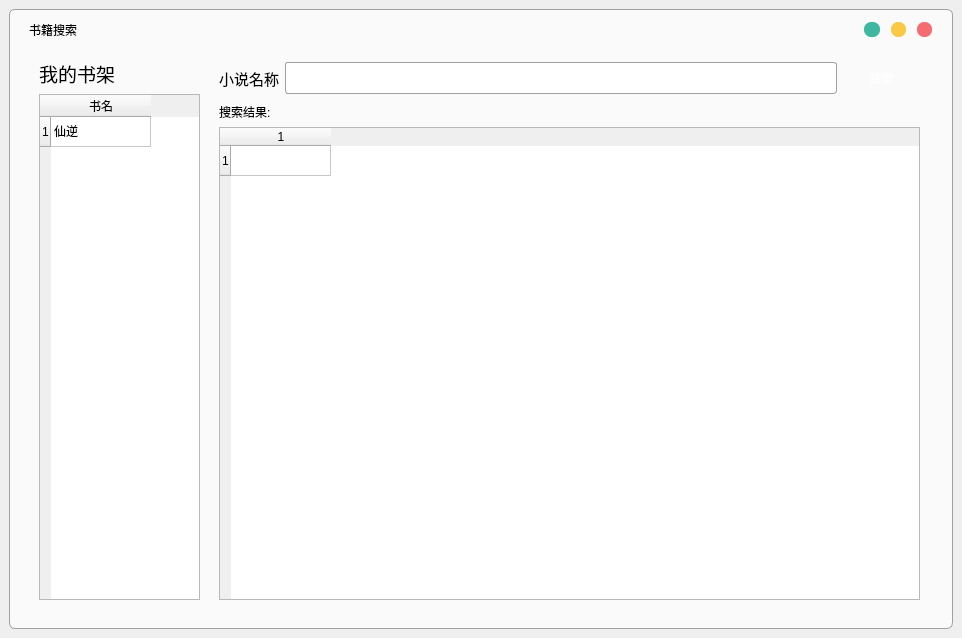
Old version of the form ui/ui_search.ui in the repository oxhc/NovelSpider.
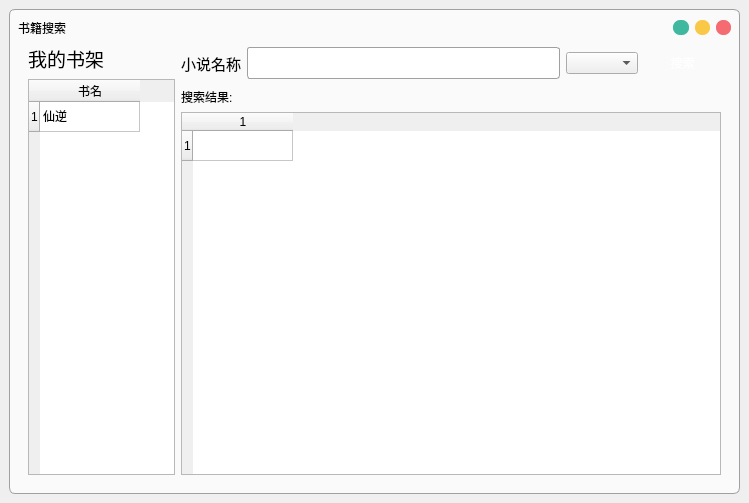
New version of the form.

What changed in the file:
```diff
--- a/ui/ui_search.ui
+++ b/ui/ui_search.ui
@@ -6,8 +6,8 @@
    <rect>
     <x>0</x>
     <y>0</y>
-    <width>962</width>
-    <height>638</height>
+    <width>749</width>
+    <height>503</height>
    </rect>
   </property>
   <property name="windowTitle">
@@ -18,7 +18,7 @@
   </property>
   <widget class="QWidget" name="centralwidget">
    <layout class="QGridLayout" name="gridLayout_3">
-    <item row="0" column="1">
+    <item row="0" column="0">
      <widget class="QWidget" name="mainWidget" native="true">
       <property name="font">
        <font>
@@ -57,15 +57,30 @@
                         }
                     </string>
       </property>
-      <widget class="QWidget" name="gridLayoutWidget_2">
-       <property name="geometry">
-        <rect>
-         <x>850</x>
-         <y>10</y>
-         <width>81</width>
-         <height>21</height>
-        </rect>
-       </property>
+      <layout class="QVBoxLayout" name="verticalLayout_3">
+       <item>
+        <layout class="QHBoxLayout" name="horizontalLayout_2">
+         <item>
+          <widget class="QLabel" name="label_7">
+           <property name="text">
+            <string>书籍搜索</string>
+           </property>
+          </widget>
+         </item>
+         <item>
+          <spacer name="horizontalSpacer">
+           <property name="orientation">
+            <enum>Qt::Horizontal</enum>
+           </property>
+           <property name="sizeHint" stdset="0">
+            <size>
+             <width>40</width>
+             <height>20</height>
+            </size>
+           </property>
+          </spacer>
+         </item>
+         <item>
        <layout class="QGridLayout" name="gridLayout">
         <item row="0" column="2">
          <widget class="QPushButton" name="close_button">
@@ -101,7 +116,7 @@
          </widget>
         </item>
         <item row="0" column="1">
-         <widget class="QPushButton" name="title_button_2">
+            <widget class="QPushButton" name="max_button">
           <property name="maximumSize">
            <size>
             <width>15</width>
@@ -119,7 +134,7 @@
          </widget>
         </item>
         <item row="0" column="0">
-         <widget class="QPushButton" name="title_button_3">
+            <widget class="QPushButton" name="min_button">
           <property name="minimumSize">
            <size>
             <width>16</width>
@@ -143,30 +158,19 @@
          </widget>
         </item>
        </layout>
-      </widget>
-      <widget class="QLabel" name="label_7">
-       <property name="geometry">
-        <rect>
-         <x>20</x>
-         <y>10</y>
-         <width>61</width>
-         <height>21</height>
-        </rect>
-       </property>
-       <property name="text">
-        <string>书籍搜索</string>
-       </property>
-      </widget>
-      <widget class="QWidget" name="verticalLayoutWidget">
-       <property name="geometry">
-        <rect>
-         <x>30</x>
-         <y>50</y>
-         <width>161</width>
-         <height>541</height>
-        </rect>
-       </property>
+         </item>
+        </layout>
+       </item>
+       <item>
+        <layout class="QHBoxLayout" name="horizontalLayout_3" stretch="2,7">
+         <property name="bottomMargin">
+          <number>10</number>
+         </property>
+         <item>
        <layout class="QVBoxLayout" name="verticalLayout">
+           <property name="leftMargin">
+            <number>10</number>
+           </property>
         <item>
          <widget class="QLabel" name="label_2">
           <property name="font">
@@ -200,72 +204,14 @@
          </widget>
         </item>
        </layout>
-      </widget>
-      <widget class="QWidget" name="verticalLayoutWidget_2">
-       <property name="geometry">
-        <rect>
-         <x>210</x>
-         <y>50</y>
-         <width>701</width>
-         <height>541</height>
-        </rect>
-       </property>
+         </item>
+         <item>
        <layout class="QVBoxLayout" name="verticalLayout_2">
+           <property name="rightMargin">
+            <number>10</number>
+           </property>
         <item>
          <layout class="QGridLayout" name="gridLayout_2">
-          <item row="0" column="0">
-           <widget class="QLabel" name="label">
-            <property name="minimumSize">
-             <size>
-              <width>47</width>
-              <height>0</height>
-             </size>
-            </property>
-            <property name="font">
-             <font>
-              <family>微软雅黑</family>
-              <pointsize>11</pointsize>
-              <weight>50</weight>
-              <bold>false</bold>
-             </font>
-            </property>
-            <property name="text">
-             <string>小说名称</string>
-            </property>
-           </widget>
-          </item>
-          <item row="0" column="2">
-           <widget class="QPushButton" name="search_button">
-            <property name="minimumSize">
-             <size>
-              <width>77</width>
-              <height>0</height>
-             </size>
-            </property>
-            <property name="text">
-             <string>搜索</string>
-            </property>
-           </widget>
-          </item>
-          <item row="0" column="1">
-           <widget class="QLineEdit" name="book_name">
-            <property name="minimumSize">
-             <size>
-              <width>0</width>
-              <height>7</height>
-             </size>
-            </property>
-            <property name="font">
-             <font>
-              <family>微软雅黑</family>
-              <pointsize>10</pointsize>
-             </font>
-            </property>
-            <property name="text">
-             <string/>
-            </property>
-           </widget>
-          </item>
           <item row="1" column="0">
            <widget class="QLabel" name="label_3">
             <property name="text">
@@ -273,6 +219,19 @@
             </property>
            </widget>
           </item>
+             <item row="0" column="2">
+              <widget class="QPushButton" name="search_button">
+               <property name="minimumSize">
+                <size>
+                 <width>77</width>
+                 <height>0</height>
+                </size>
+               </property>
+               <property name="text">
+                <string>搜索</string>
+               </property>
+              </widget>
+             </item>
           <item row="2" column="0" colspan="3">
            <widget class="QTableWidget" name="catalog_table">
             <property name="showGrid">
@@ -288,11 +247,74 @@
             <column/>
            </widget>
           </item>
-         </layout>
-        </item>
-       </layout>
-      </widget>
-     </widget>
+             <item row="0" column="1">
+              <layout class="QHBoxLayout" name="horizontalLayout">
+               <item>
+                <widget class="QLineEdit" name="book_name">
+                 <property name="minimumSize">
+                  <size>
+                   <width>0</width>
+                   <height>7</height>
+                  </size>
+                 </property>
+                 <property name="font">
+                  <font>
+                   <family>微软雅黑</family>
+                   <pointsize>10</pointsize>
+                  </font>
+                 </property>
+                 <property name="text">
+                  <string/>
+                 </property>
+                </widget>
+               </item>
+               <item>
+                <widget class="QComboBox" name="website_select">
+                 <property name="minimumSize">
+                  <size>
+                   <width>0</width>
+                   <height>0</height>
+                  </size>
+                 </property>
+                 <property name="styleSheet">
+                  <string notr="true"/>
+                 </property>
+                 <property name="frame">
+                  <bool>true</bool>
+                 </property>
+                </widget>
+               </item>
+              </layout>
+             </item>
+             <item row="0" column="0">
+              <widget class="QLabel" name="label">
+               <property name="minimumSize">
+                <size>
+                 <width>47</width>
+                 <height>0</height>
+                </size>
+               </property>
+               <property name="font">
+                <font>
+                 <family>微软雅黑</family>
+                 <pointsize>11</pointsize>
+                 <weight>50</weight>
+                 <bold>false</bold>
+                </font>
+               </property>
+               <property name="text">
+                <string>小说名称</string>
+               </property>
+              </widget>
+             </item>
+            </layout>
+           </item>
+          </layout>
+         </item>
+        </layout>
+       </item>
+      </layout>
+     </widget>
     </item>
    </layout>
   </widget>
```
Left out of the diff: 4 changed lines with no effect on the pictures. Lines whose indentation alone changed are shown as unchanged.
